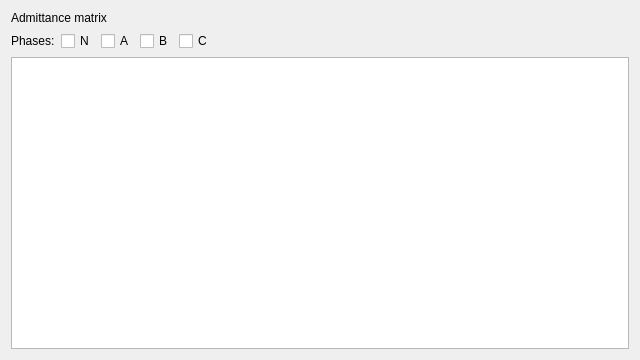
This is src/VeraGrid/Gui/DeviceEditors/AdmittanceMatrixEditor/admittance_matrix_editor_gui.ui in JordiBejarUPC/veragrid-hvdc-bipolar-pfc as Qt 5 draws it before an edit. The edited form follows.
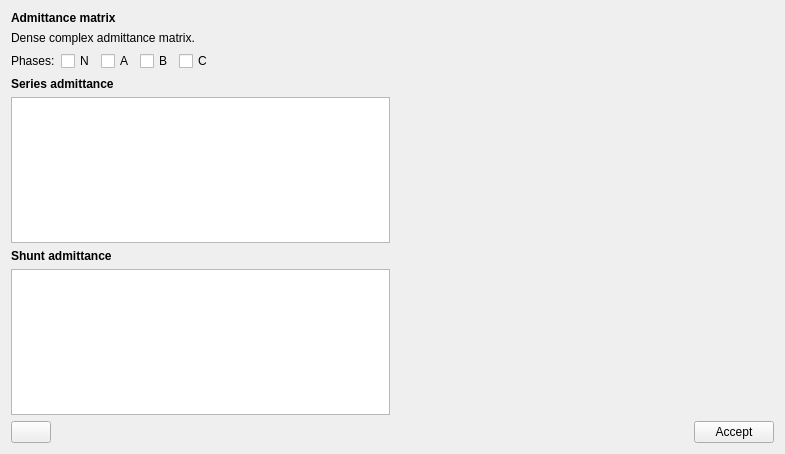
This is the edited form. Icons and pictures are not drawn.

Commit message: improved editors with admittance editor and line editor

The edit to the form file:
```diff
--- a/src/VeraGrid/Gui/DeviceEditors/AdmittanceMatrixEditor/admittance_matrix_editor_gui.ui
+++ b/src/VeraGrid/Gui/DeviceEditors/AdmittanceMatrixEditor/admittance_matrix_editor_gui.ui
@@ -6,22 +6,12 @@
    <rect>
     <x>0</x>
     <y>0</y>
-    <width>640</width>
-    <height>360</height>
+    <width>785</width>
+    <height>454</height>
    </rect>
   </property>
-  <layout class="QVBoxLayout" name="mainLayout">
-   <item>
-    <widget class="QLabel" name="titleLabel">
-     <property name="text">
-      <string>Admittance matrix</string>
-     </property>
-     <property name="wordWrap">
-      <bool>true</bool>
-     </property>
-    </widget>
-   </item>
-   <item>
+  <layout class="QGridLayout" name="gridLayout">
+   <item row="2" column="0" colspan="2">
     <layout class="QHBoxLayout" name="phaseLayout">
      <item>
       <widget class="QLabel" name="phasesLabel">
@@ -73,9 +63,129 @@
      </item>
     </layout>
    </item>
-   <item>
+   <item row="6" column="1">
+    <spacer name="horizontalSpacer">
+     <property name="orientation">
+      <enum>Qt::Orientation::Horizontal</enum>
+     </property>
+     <property name="sizeHint" stdset="0">
+      <size>
+       <width>40</width>
+       <height>20</height>
+      </size>
+     </property>
+    </spacer>
+   </item>
+   <item row="7" column="0">
+    <spacer name="verticalSpacer">
+     <property name="orientation">
+      <enum>Qt::Orientation::Vertical</enum>
+     </property>
+     <property name="sizeHint" stdset="0">
+      <size>
+       <width>20</width>
+       <height>40</height>
+      </size>
+     </property>
+    </spacer>
+   </item>
+   <item row="6" column="0">
+    <widget class="QTableView" name="yshTableView"/>
+   </item>
+   <item row="4" column="0">
     <widget class="QTableView" name="matrixTableView"/>
    </item>
+   <item row="8" column="0" colspan="2">
+    <layout class="QHBoxLayout" name="actionsLayout">
+     <item>
+      <widget class="QPushButton" name="computeButton">
+       <property name="toolTip">
+        <string>Compute from sequence values</string>
+       </property>
+       <property name="text">
+        <string/>
+       </property>
+       <property name="icon">
+        <iconset resource="../../Icons/icons.qrc">
+         <normaloff>:/Icons/icons/calculator.png</normaloff>:/Icons/icons/calculator.png</iconset>
+       </property>
+      </widget>
+     </item>
+     <item>
+      <spacer name="actionsSpacer">
+       <property name="orientation">
+        <enum>Qt::Orientation::Horizontal</enum>
+       </property>
+       <property name="sizeHint" stdset="0">
+        <size>
+         <width>40</width>
+         <height>20</height>
+        </size>
+       </property>
+      </spacer>
+     </item>
+     <item>
+      <widget class="QPushButton" name="acceptButton">
+       <property name="text">
+        <string>Accept</string>
+       </property>
+       <property name="icon">
+        <iconset resource="../../Icons/icons.qrc">
+         <normaloff>:/Icons/icons/accept.png</normaloff>:/Icons/icons/accept.png</iconset>
+       </property>
+      </widget>
+     </item>
+    </layout>
+   </item>
+   <item row="0" column="0" colspan="2">
+    <widget class="QLabel" name="titleLabel">
+     <property name="font">
+      <font>
+       <bold>true</bold>
+      </font>
+     </property>
+     <property name="text">
+      <string>Admittance matrix</string>
+     </property>
+     <property name="wordWrap">
+      <bool>true</bool>
+     </property>
+    </widget>
+   </item>
+   <item row="1" column="0" colspan="2">
+    <widget class="QLabel" name="descriptionLabel">
+     <property name="text">
+      <string>Dense complex admittance matrix.</string>
+     </property>
+     <property name="wordWrap">
+      <bool>true</bool>
+     </property>
+    </widget>
+   </item>
+   <item row="5" column="0" colspan="2">
+    <widget class="QLabel" name="yshLabel">
+     <property name="font">
+      <font>
+       <bold>true</bold>
+      </font>
+     </property>
+     <property name="text">
+      <string>Shunt admittance</string>
+     </property>
+    </widget>
+   </item>
+   <item row="3" column="0">
+    <widget class="QLabel" name="yshLabel_2">
+     <property name="font">
+      <font>
+       <bold>true</bold>
+      </font>
+     </property>
+     <property name="text">
+      <string>Series admittance</string>
+     </property>
+    </widget>
+   </item>
   </layout>
  </widget>
  <resources/>
```
Left out of the diff: 6 changed lines with no effect on the pictures. The commit also changes 4 other files.
